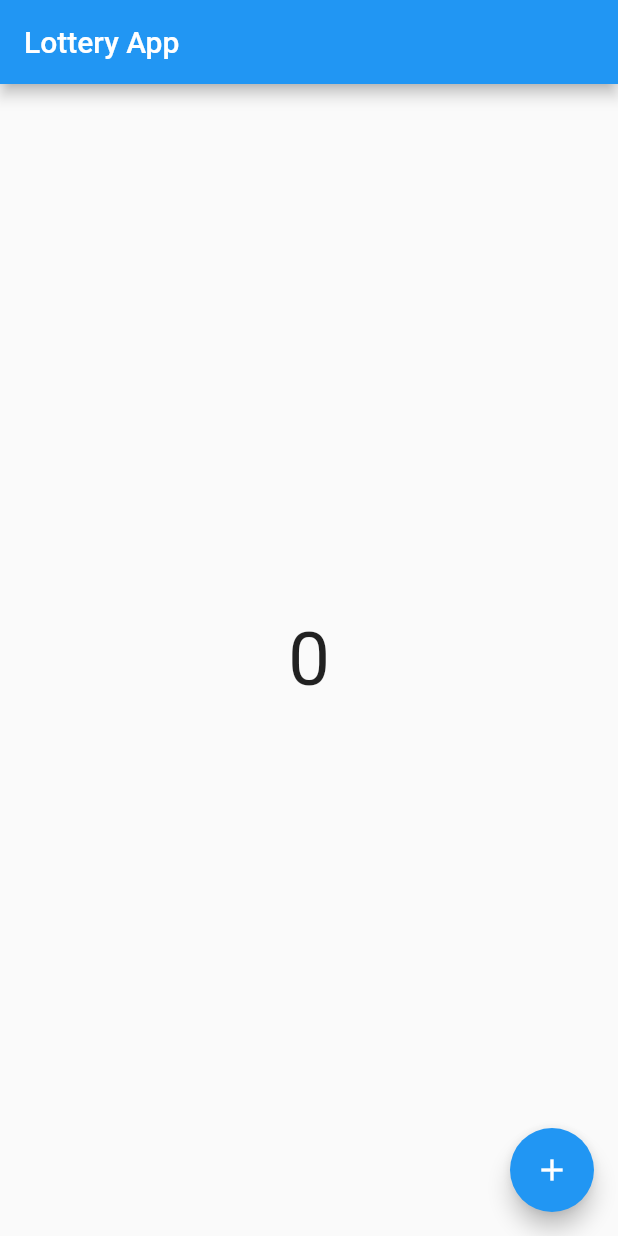
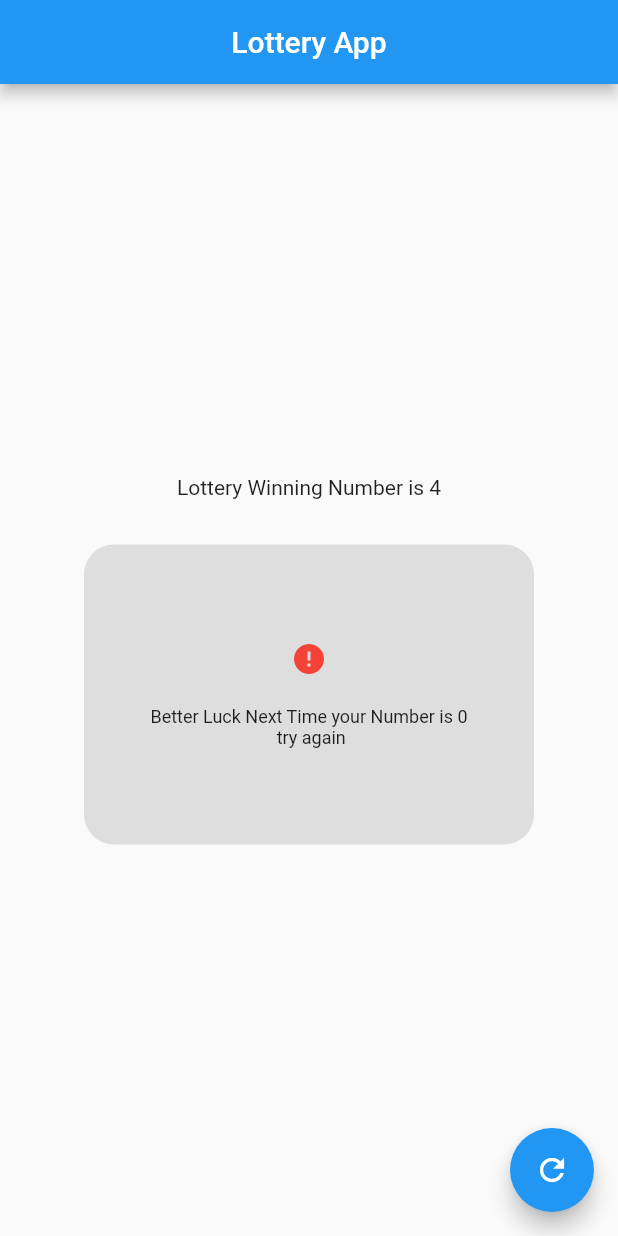
Before and after one commit to Jawad-Jahangir-Soomro/Lottery_App, a Flutter app: the screen it shows after launch, on a phone screen of 412 x 824 dp. Run offline on Flutter 3.47's test engine with Material 2 defaults, Android fonts, the phone set to English and light mode, and no system bars.

Commit message:
Final Commit

```diff
--- a/lib/main.dart
+++ b/lib/main.dart
@@ -1,11 +1,12 @@
 import 'package:flutter/material.dart';
+import 'dart:math';
 
 void main() {
-  runApp(MyApp());
+  runApp(const MyApp());
 }
 
 class MyApp extends StatefulWidget {
-  MyApp({Key? key}) : super(key: key);
+  const MyApp({Key? key}) : super(key: key);
 
   @override
   State<MyApp> createState() => _MyAppState();
@@ -14,36 +15,93 @@ class MyApp extends StatefulWidget {
 class _MyAppState extends State<MyApp> {
 
   int x = 0;
+  Random random = Random();
 
   @override
   Widget build(BuildContext context) {
     return MaterialApp(
       home: Scaffold(
         appBar: AppBar(
-          title: const Text("Lottery App"),
+          title: const Center(
+              child: Text("Lottery App")
+          ),
         ),
-        body: SafeArea(
-          child: Center(
-            child: Text(
-                x.toString(),
-              style: const TextStyle(
-                fontSize: 50,
+        body: Column(
+          mainAxisAlignment: MainAxisAlignment.center,
+          crossAxisAlignment: CrossAxisAlignment.center,
+          children: [
+
+            Text("Lottery Winning Number is 4"),
+
+            SizedBox(height: 30,),
+
+            Center(
+              child: Container(
+                height: 200,
+                width: 300,
+                decoration: BoxDecoration(
+                  color: Colors.grey.withOpacity(0.3),
+                  borderRadius: BorderRadius.circular(20)
+                ),
+                child: x==4? Column(
+                  mainAxisAlignment: MainAxisAlignment.center,
+                  crossAxisAlignment: CrossAxisAlignment.center,
+                  children: [
+                    const Icon(
+                      Icons.done_all,
+                      color: Colors.green,
+                    ),
+
+                    const SizedBox(
+                      height: 20,
+                    ),
+
+                    Text(
+                      "Congratulations! you have won the lottery! \n your Number is $x",
+                      textAlign: TextAlign.center,
+                      style: const TextStyle(
+                          fontSize: 12
+                      ),
+                    )
+                  ],
+                ):
+                Column(
+                  mainAxisAlignment: MainAxisAlignment.center,
+                  crossAxisAlignment: CrossAxisAlignment.center,
+                  children: [
+                    const Icon(
+                      Icons.error,
+                      color: Colors.red,
+                    ),
+
+                    const SizedBox(
+                      height: 20,
+                    ),
+
+                    Text(
+                        "Better Luck Next Time your Number is $x \n try again",
+                      textAlign: TextAlign.center,
+                      style: const TextStyle(
+                        fontSize: 12
+                      ),
+                    )
+                  ],
+                )
               ),
-            ),
-          ),
+            )
+          ],
         ),
 
         floatingActionButton: FloatingActionButton(
           onPressed: (){
-
             setState(() {
-              x++;
+              x = random.nextInt(10);
             });
 
-            print("Pressed");
-            print(x);
           },
-          child: const Icon(Icons.add),
+
+          child: const Icon(Icons.refresh),
+
         ),
 
       ),
```
